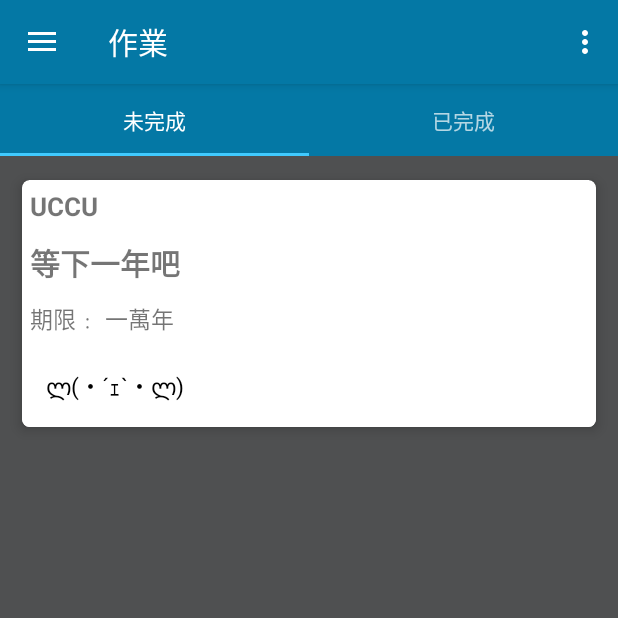
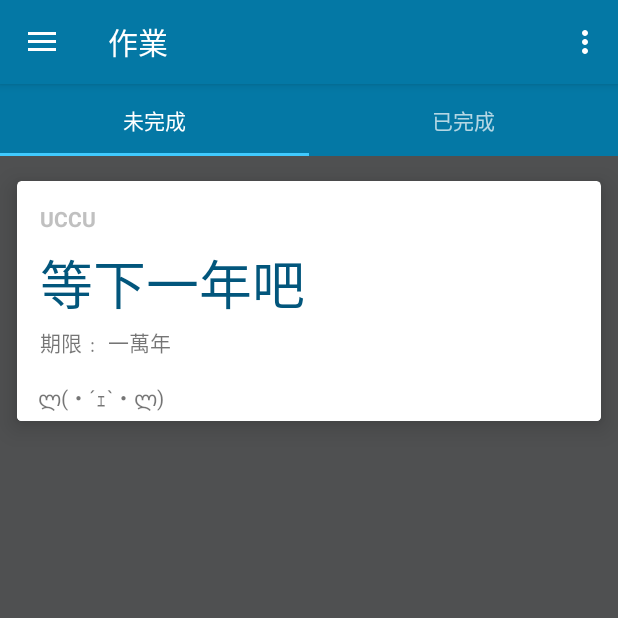
Before and after one commit to asdfghj1237890/NTHU-chat-android-develop-, an Android app: the NavigationActivity screen opened directly, with no data from a screen before it, after a tap on "作業", on a phone screen of 412 x 824 dp, the top half of it. Run offline under Robolectric (Android 15) with nearby library versions, the phone set to English and light mode, and no system bars; libraries missing offline, so code that uses them is left out: com.facebook.stetho, com.loopj.android, cz.msebera.android, net.cachapa.expandablelayout; plain views replace ExpandableLayout; network calls fail; 8 statements that could not run were skipped; 1 other tap on this screen came first.

Commit message:
HomeworkList_Unfinished

```diff
--- a/demo/src/main/res/drawable/profileimg.xml
+++ /dev/null
@@ -1,7 +0,0 @@
-<?xml version="1.0" encoding="utf-8"?>
-<layer-list xmlns:android="http://schemas.android.com/apk/res/android" >
-
-    <item android:drawable="@drawable/profile"/>
-    <item android:drawable="@drawable/circle"/>
-
-</layer-list>
--- a/demo/src/main/res/layout/carditem.xml
+++ b/demo/src/main/res/layout/carditem.xml
@@ -6,14 +6,14 @@
     xmlns:expandable="http://schemas.android.com/apk/res-auto"
     android:orientation="vertical"
     android:id="@+id/card_view"
-    android:layout_marginTop="8dp"
-    android:layout_marginLeft="9dp"
-    android:layout_marginRight="9dp"
-    android:layout_marginBottom="8dp"
-    app:cardCornerRadius="5dp"
+    android:layout_marginTop="1dp"
+    android:layout_marginLeft="1dp"
+    android:layout_marginRight="1dp"
+    android:layout_marginBottom="1dp"
+    app:cardCornerRadius="3dp"
     app:cardBackgroundColor="#FFFFFF"
-    app:cardElevation="5dp"
-    app:cardMaxElevation="5dp"
+    app:cardElevation="10dp"
+    app:cardMaxElevation="10dp"
     android:clickable="true"
     android:animateLayoutChanges="true"
     android:layout_width="match_parent"
@@ -34,26 +34,37 @@
             android:id="@+id/html_head_head"
             android:layout_width="match_parent"
             android:layout_height="wrap_content"
-            android:padding="5dp"
+            android:paddingTop="15dp"
+            android:paddingBottom="5dp"
+            android:paddingLeft="15dp"
+            android:paddingRight="15dp"
             android:text="Loading Header"
-            android:textSize="17sp"
+            android:textSize="14sp"
+            android:textColor="@color/grey"
             android:textStyle="bold" />
 
         <TextView
             android:id="@+id/html_head"
             android:layout_width="match_parent"
             android:layout_height="wrap_content"
-            android:padding="5dp"
+            android:paddingTop="1dp"
+            android:paddingBottom="1dp"
+            android:paddingLeft="15dp"
+            android:paddingRight="15dp"
             android:text="Loading Header"
-            android:textSize="20sp"
-            android:textStyle="bold" />
+            android:textSize="35sp"
+            android:textColor="@color/color_login"
+            />
 
         <TextView
             android:id="@+id/html_content"
             android:layout_width="match_parent"
             android:layout_height="wrap_content"
-            android:textSize="15sp"
-            android:padding="5dp"
+            android:textSize="14sp"
+            android:paddingTop="1dp"
+            android:paddingBottom="15dp"
+            android:paddingLeft="15dp"
+            android:paddingRight="15dp"
             android:text="Loading Content" />
 
         <net.cachapa.expandablelayout.ExpandableLayout
@@ -68,11 +79,14 @@
                 android:id="@+id/description"
                 android:layout_width="match_parent"
                 android:layout_height="wrap_content"
-                android:elevation="4dp"
-                android:padding="16dp"
-                android:textSize="15sp"
+                android:elevation="0dp"
+                android:paddingTop="0dp"
+                android:paddingBottom="5dp"
+                android:paddingLeft="14dp"
+                android:paddingRight="15dp"
+                android:textSize="14sp"
                 android:text="Content測試"
-                android:textColor="@android:color/black" />
+                />
 
         </net.cachapa.expandablelayout.ExpandableLayout>
     </LinearLayout>
--- a/demo/src/main/res/values/colors.xml
+++ b/demo/src/main/res/values/colors.xml
@@ -16,4 +16,7 @@
     <color name="view_background">#4F5051</color>
     <color name="background">#455a64</color>
     <color name="white">#FFFFFF</color>
+
+    <color name="black">#000000</color>
+    <color name="grey">#C0C0C0</color>
 </resources>
```
